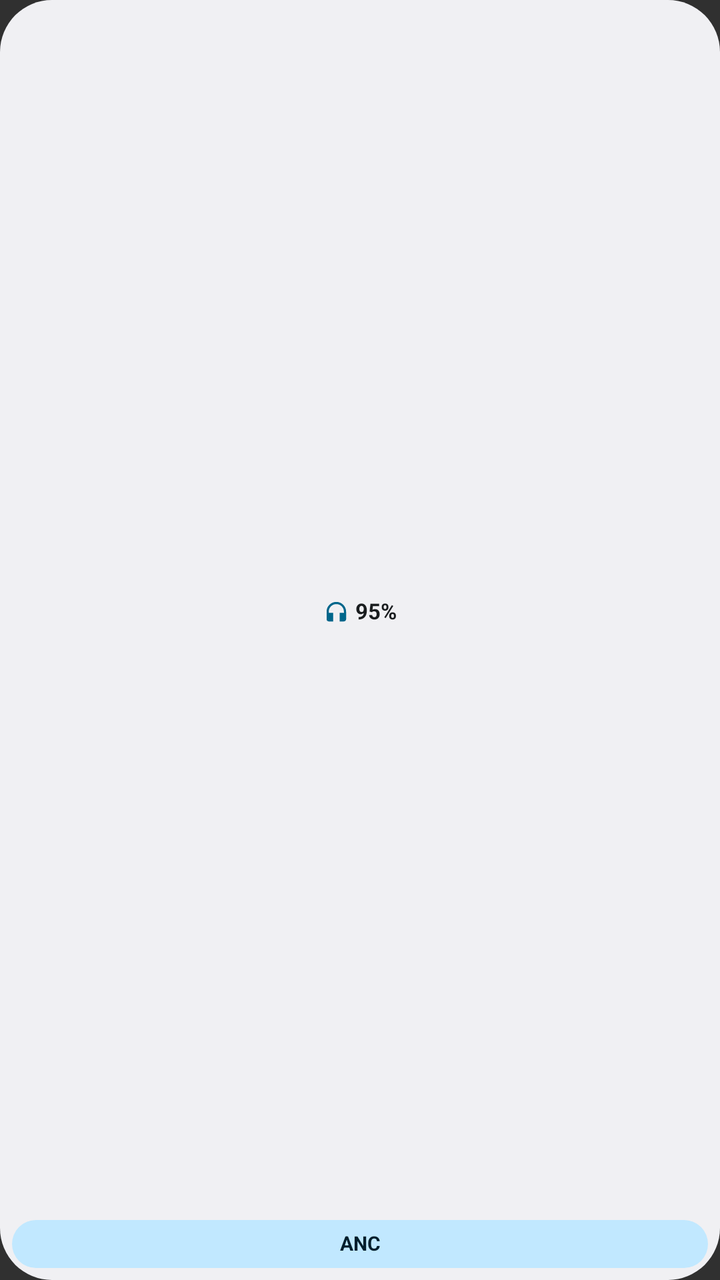
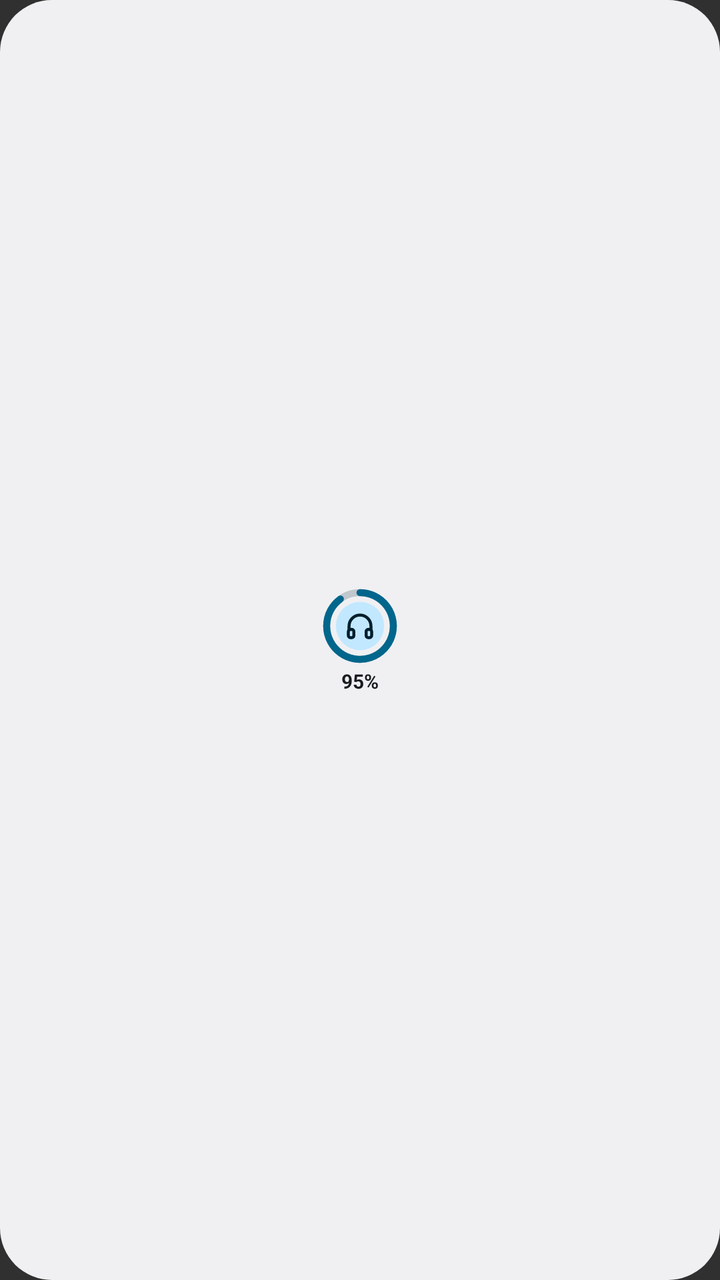

The first picture is an Android layout as it rendered before a commit; the second is the same layout after the commit. The layout source and the unified diff follow.
<!-- AndroidManifest.xml: application theme android:Theme.Material.NoActionBar -->
<!-- res/layout/widget_realness_mini_preview.xml -->
<?xml version="1.0" encoding="utf-8"?>
<LinearLayout xmlns:android="http://schemas.android.com/apk/res/android"
    android:layout_width="match_parent"
    android:layout_height="match_parent"
    android:background="@drawable/widget_bg"
    android:gravity="center"
    android:orientation="vertical"
    android:paddingHorizontal="6dp"
    android:paddingVertical="6dp">

    <LinearLayout
        android:layout_width="match_parent"
        android:layout_height="0dp"
        android:layout_weight="1"
        android:gravity="center"
        android:orientation="horizontal">

        <ImageView
            android:layout_width="13dp"
            android:layout_height="13dp"
            android:contentDescription="@string/app_name"
            android:src="@drawable/ic_widget_headset" />

        <TextView
            android:layout_width="wrap_content"
            android:layout_height="wrap_content"
            android:layout_marginStart="3dp"
            android:includeFontPadding="false"
            android:maxLines="1"
            android:text="95%"
            android:textColor="@color/widget_on_surface"
            android:textSize="11sp"
            android:textStyle="bold" />
    </LinearLayout>

    <TextView
        android:layout_width="match_parent"
        android:layout_height="24dp"
        android:layout_marginTop="4dp"
        android:background="@drawable/widget_pill_selected"
        android:ellipsize="end"
        android:gravity="center"
        android:includeFontPadding="false"
        android:maxLines="1"
        android:paddingHorizontal="4dp"
        android:text="@string/widget_anc_mini"
        android:textColor="@color/widget_on_primary_container"
        android:textSize="10sp"
        android:textStyle="bold" />
</LinearLayout>
<!-- resources referenced by this layout -->
<resources>
  <color name="widget_on_primary_container">#FFFFE082</color>
  <color name="widget_on_surface">#FFE6E1E5</color>
  <!-- drawable ic_widget_headset (drawable) -->
  <?xml version="1.0" encoding="utf-8"?>
  <vector xmlns:android="http://schemas.android.com/apk/res/android"
      android:width="20dp"
      android:height="20dp"
      android:viewportWidth="24"
      android:viewportHeight="24">
      <path
          android:fillColor="@color/widget_primary"
          android:pathData="M12,3a9,9 0 0,0 -9,9v7c0,1.1 0.9,2 2,2h4v-8H5v-1c0,-3.87 3.13,-7 7,-7s7,3.13 7,7v1h-4v8h4c1.1,0 2,-0.9 2,-2v-7a9,9 0 0,0 -9,-9z" />
  </vector>
  <!-- drawable widget_bg (drawable) -->
  <?xml version="1.0" encoding="utf-8"?>
  <shape xmlns:android="http://schemas.android.com/apk/res/android"
      android:shape="rectangle">
      <solid android:color="@color/widget_surface" />
      <corners android:radius="26dp" />
  </shape>
  <!-- drawable widget_pill_selected (drawable) -->
  <?xml version="1.0" encoding="utf-8"?>
  <shape xmlns:android="http://schemas.android.com/apk/res/android"
      android:shape="rectangle">
      <solid android:color="@color/widget_primary_container" />
      <corners android:radius="100dp" />
  </shape>
  <string name="app_name">realness</string>
  <string name="widget_anc_mini">ANC</string>
  <color name="widget_primary">#FFFFC400</color>
  <color name="widget_surface">#FF1B1B1F</color>
  <color name="widget_primary_container">#FF594400</color>
</resources>

<!-- the commit's change to res/layout/widget_realness_mini_preview.xml (unified diff, before → after) -->
@@ -5,46 +5,23 @@
     android:background="@drawable/widget_bg"
     android:gravity="center"
     android:orientation="vertical"
-    android:paddingHorizontal="6dp"
-    android:paddingVertical="6dp">
+    android:padding="5dp">
 
-    <LinearLayout
-        android:layout_width="match_parent"
-        android:layout_height="0dp"
-        android:layout_weight="1"
-        android:gravity="center"
-        android:orientation="horizontal">
-
-        <ImageView
-            android:layout_width="13dp"
-            android:layout_height="13dp"
-            android:contentDescription="@string/app_name"
-            android:src="@drawable/ic_widget_headset" />
-
-        <TextView
-            android:layout_width="wrap_content"
-            android:layout_height="wrap_content"
-            android:layout_marginStart="3dp"
-            android:includeFontPadding="false"
-            android:maxLines="1"
-            android:text="95%"
-            android:textColor="@color/widget_on_surface"
-            android:textSize="11sp"
-            android:textStyle="bold" />
-    </LinearLayout>
+    <ImageView
+        android:layout_width="40dp"
+        android:layout_height="40dp"
+        android:contentDescription="@string/widget_anc_short"
+        android:scaleType="fitCenter"
+        android:src="@drawable/ic_widget_preview_ring_mini" />
 
     <TextView
-        android:layout_width="match_parent"
-        android:layout_height="24dp"
-        android:layout_marginTop="4dp"
-        android:background="@drawable/widget_pill_selected"
-        android:ellipsize="end"
-        android:gravity="center"
+        android:layout_width="wrap_content"
+        android:layout_height="wrap_content"
+        android:layout_marginTop="2dp"
         android:includeFontPadding="false"
         android:maxLines="1"
-        android:paddingHorizontal="4dp"
-        android:text="@string/widget_anc_mini"
-        android:textColor="@color/widget_on_primary_container"
+        android:text="95%"
+        android:textColor="@color/widget_on_surface"
         android:textSize="10sp"
         android:textStyle="bold" />
 </LinearLayout>
<!-- resource entries referenced after the edit -->
@@ -2,16 +2,37 @@
 <resources>
   <color name="widget_on_primary_container">#FFFFE082</color>
   <color name="widget_on_surface">#FFE6E1E5</color>
-  <!-- drawable ic_widget_headset (drawable) -->
+  <!-- drawable ic_widget_preview_ring_mini (drawable) -->
   <?xml version="1.0" encoding="utf-8"?>
   <vector xmlns:android="http://schemas.android.com/apk/res/android"
-      android:width="20dp"
-      android:height="20dp"
-      android:viewportWidth="24"
-      android:viewportHeight="24">
+      android:width="48dp"
+      android:height="48dp"
+      android:viewportWidth="48"
+      android:viewportHeight="48">
       <path
-          android:fillColor="@color/widget_primary"
-          android:pathData="M12,3a9,9 0 0,0 -9,9v7c0,1.1 0.9,2 2,2h4v-8H5v-1c0,-3.87 3.13,-7 7,-7s7,3.13 7,7v1h-4v8h4c1.1,0 2,-0.9 2,-2v-7a9,9 0 0,0 -9,-9z" />
+          android:pathData="M24,4A20,20 0 1,1 24,44A20,20 0 1,1 24,4"
+          android:strokeColor="@color/widget_ring_track"
+          android:strokeWidth="4.2" />
+      <path
+          android:pathData="M24,4A20,20 0 1,1 12.24,7.82"
+          android:strokeColor="@color/widget_primary"
+          android:strokeLineCap="round"
+          android:strokeWidth="4.2" />
+      <path
+          android:fillColor="@color/widget_primary_container"
+          android:pathData="M24,9.5A14.5,14.5 0 1,1 24,38.5A14.5,14.5 0 1,1 24,9.5" />
+      <group
+          android:scaleX="0.82"
+          android:scaleY="0.82"
+          android:translateX="14.16"
+          android:translateY="14.16">
+          <path
+              android:pathData="M4,15v-3a8,8 0,0 1,16 0v3M5,14.5h1a1.5,1.5 0,0 1,1.5 1.5v3a1.5,1.5 0,0 1,-1.5 1.5H5a1.5,1.5 0,0 1,-1.5 -1.5v-3A1.5,1.5 0,0 1,5 14.5zM18,14.5h1a1.5,1.5 0,0 1,1.5 1.5v3a1.5,1.5 0,0 1,-1.5 1.5h-1a1.5,1.5 0,0 1,-1.5 -1.5v-3a1.5,1.5 0,0 1,1.5 -1.5z"
+              android:strokeColor="@color/widget_on_primary_container"
+              android:strokeLineCap="round"
+              android:strokeLineJoin="round"
+              android:strokeWidth="2.2" />
+      </group>
   </vector>
   <!-- drawable widget_bg (drawable) -->
   <?xml version="1.0" encoding="utf-8"?>
@@ -20,15 +41,8 @@
       <solid android:color="@color/widget_surface" />
       <corners android:radius="26dp" />
   </shape>
-  <!-- drawable widget_pill_selected (drawable) -->
-  <?xml version="1.0" encoding="utf-8"?>
-  <shape xmlns:android="http://schemas.android.com/apk/res/android"
-      android:shape="rectangle">
-      <solid android:color="@color/widget_primary_container" />
-      <corners android:radius="100dp" />
-  </shape>
-  <string name="app_name">realness</string>
-  <string name="widget_anc_mini">ANC</string>
+  <string name="widget_anc_short">ANC</string>
+  <color name="widget_ring_track">#38E6E1E5</color>
   <color name="widget_primary">#FFFFC400</color>
   <color name="widget_surface">#FF1B1B1F</color>
   <color name="widget_primary_container">#FF594400</color>
